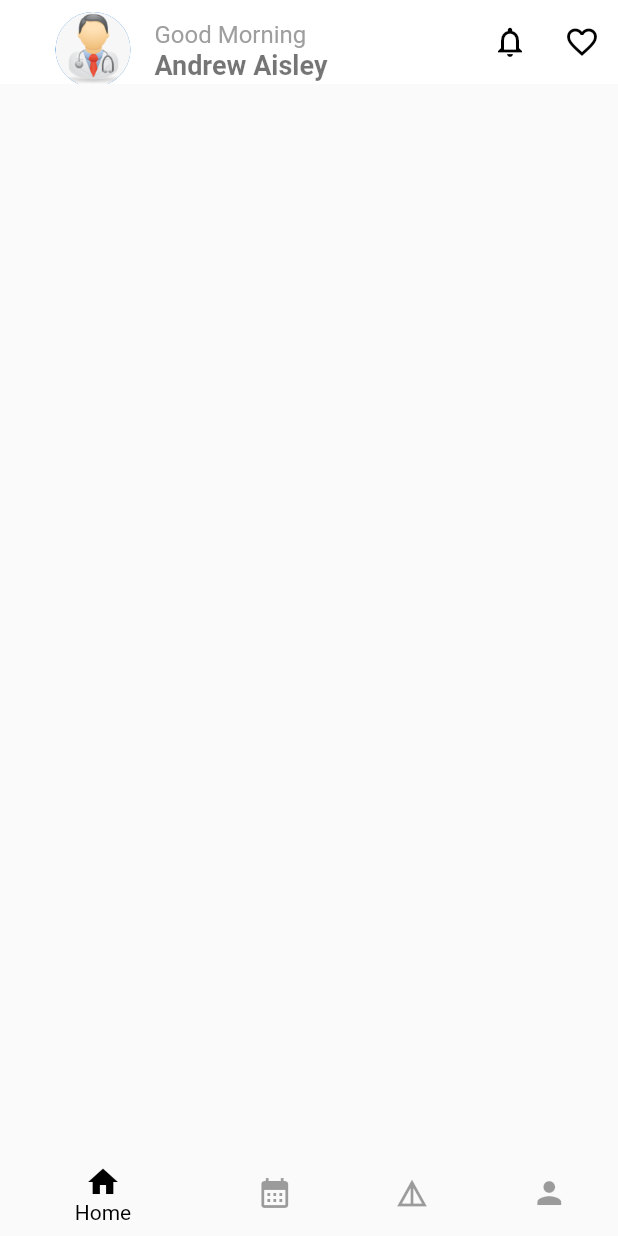
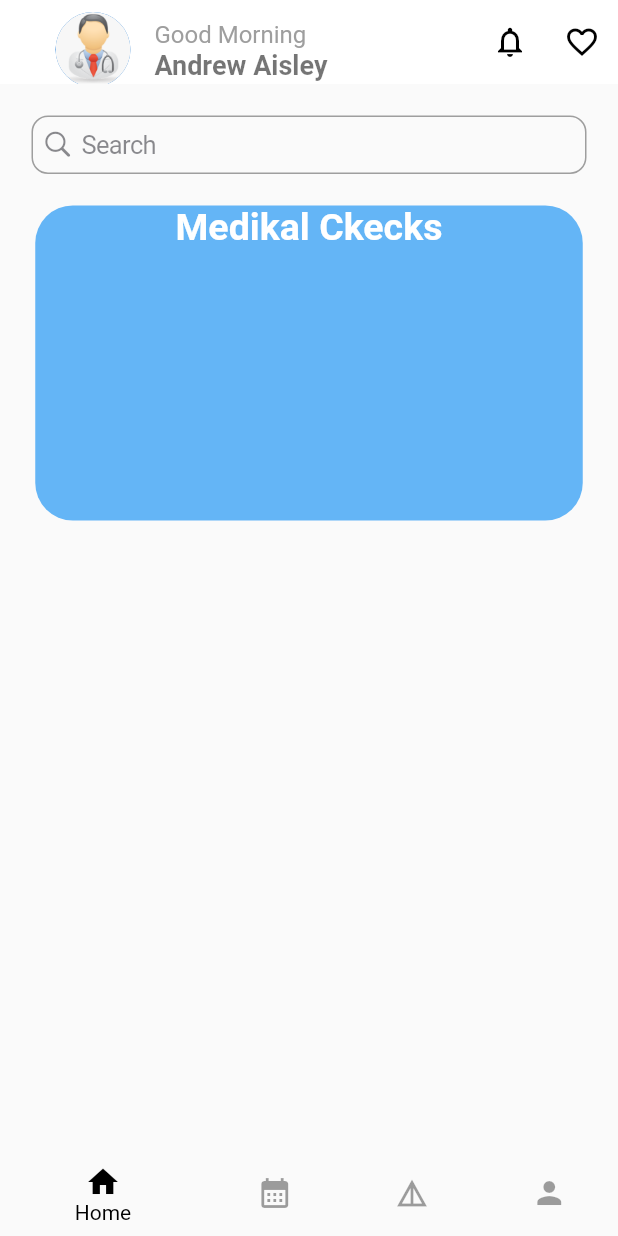
Before and after one commit to Mikhael-apps/appointmentsapp, a Flutter app: the screen it shows after launch, on a phone screen of 412 x 824 dp. Run offline on Flutter 3.47's test engine with Material 2 defaults, Android fonts, the phone set to English and light mode, and no system bars.

Commit message:
container
Working with container with pageview

```diff
--- a/lib/screens/home_screen.dart
+++ b/lib/screens/home_screen.dart
@@ -1,7 +1,8 @@
+import 'package:flutter/cupertino.dart';
 import 'package:flutter/material.dart';
 
 import '../widgets/appbar_home_screen.dart';
-
+import '../widgets/search_home_screen.dart';
 
 class HomeScreen extends StatelessWidget {
   const HomeScreen({Key? key}) : super(key: key);
@@ -14,9 +15,43 @@ class HomeScreen extends StatelessWidget {
         backgroundColor: Colors.white,
         title: const AppBarHomeScreen(),
         actions: [
-          IconButton(onPressed: () {}, icon: const Icon(Icons.notifications_none, color: Colors.black,),),
-          IconButton(onPressed: () {}, icon: const Icon(Icons.favorite_border, color: Colors.black,),),
-
+          IconButton(
+            onPressed: () {},
+            icon: const Icon(
+              Icons.notifications_none,
+              color: Colors.black,
+            ),
+          ),
+          IconButton(
+            onPressed: () {},
+            icon: const Icon(
+              Icons.favorite_border,
+              color: Colors.black,
+            ),
+          ),
+        ],
+      ),
+      body: Column(
+        children: <Widget>[
+          SearchHomeScreen(),
+          Container(
+            decoration: BoxDecoration(
+              color: Colors.blue.shade300,
+              borderRadius: BorderRadius.circular(25),
+            ),
+            width: 365,
+            height: 210,
+            child: Column(
+              children: const <Widget>[
+                Text('Medikal Ckecks', style: TextStyle(
+                    color: Colors.white,
+                    fontSize: 25,
+                    fontWeight: FontWeight.bold,
+                    ),
+                    ),
+              ],
+            ),
+          ),
         ],
       ),
     );
--- /dev/null
+++ b/lib/widgets/search_home_screen.dart
@@ -0,0 +1,24 @@
+import 'package:flutter/cupertino.dart';
+import 'package:flutter/material.dart';
+
+class SearchHomeScreen extends StatelessWidget {
+  const SearchHomeScreen({
+    Key? key,
+  }) : super(key: key);
+
+  @override
+  Widget build(BuildContext context) {
+    return Padding(
+      padding: const EdgeInsets.all(21.0),
+      child: CupertinoSearchTextField(
+        suffixIcon: Icon(Icons.close, color: Colors.black,),
+        placeholder: 'Search',
+        itemSize: 21,
+        decoration: BoxDecoration(
+          border: Border.all(color: Colors.grey),
+          borderRadius: BorderRadius.circular(11),
+        ),
+      ),
+    );
+  }
+}
```
